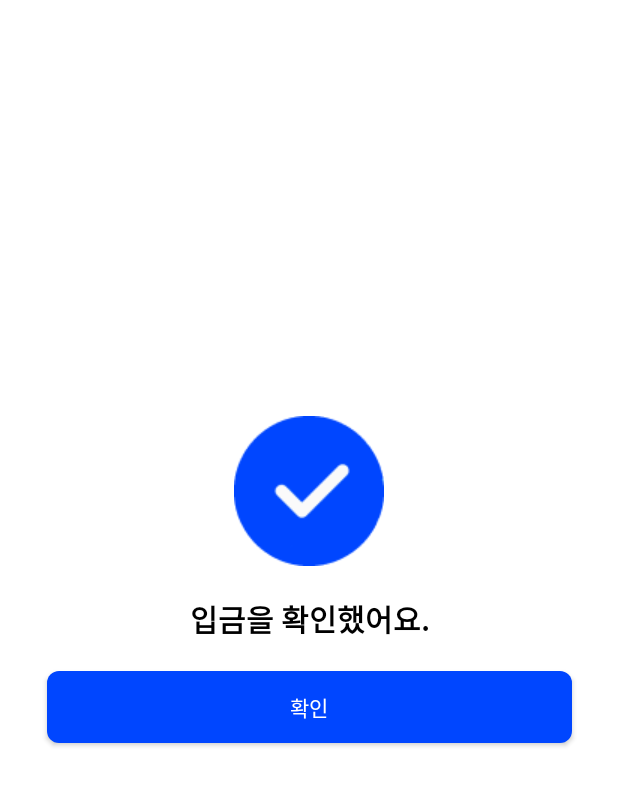
After one commit to shinhan-hackathon-TweiOne/.docs, an Android app built with Jetpack Compose: the ConfirmActivity screen opened directly, with no data from a screen before it, on a phone screen of 412 x 824 dp. The commit adds this screen. Shown: the top 786 px of the screen. Run offline under Robolectric (Android 15) with nearby library versions, the light colour scheme and no system bars.

Commit message:
feat: 확인 페이지 추가
확인 페이지 추가

버튼 기능 추가로 홈, 송금, 받기에서 자유롭게 이동 가능

```diff
--- a/app/src/main/AndroidManifest.xml
+++ b/app/src/main/AndroidManifest.xml
@@ -41,6 +41,10 @@
             android:name=".activity.SendingActivity"
             android:exported="false">
         </activity>
+        <activity
+            android:name=".activity.ConfirmActivity"
+            android:exported="false">
+        </activity>
     </application>
 
 </manifest>
--- /dev/null
+++ b/app/src/main/java/com/example/shinhantime/activity/ConfirmActivity.kt
@@ -0,0 +1,74 @@
+package com.example.shinhantime.activity
+
+import android.content.Intent
+import android.os.Bundle
+import android.text.Editable
+import android.text.TextWatcher
+import android.view.View
+import android.widget.Button
+import android.widget.TextView
+import androidx.appcompat.app.AppCompatActivity
+import com.example.shinhantime.R
+import com.example.shinhantime.fragment.PasswordFragment
+import com.example.shinhantime.fragment.SendingInputInformationFragment
+import kotlinx.coroutines.CoroutineScope
+import kotlinx.coroutines.Dispatchers
+import kotlinx.coroutines.Job
+import kotlinx.coroutines.delay
+import kotlinx.coroutines.launch
+
+class ConfirmActivity : AppCompatActivity() {
+
+    // 페이지가 이미 전환되었는지 확인하는 플래그
+    private var isNavigated = false
+
+    // 코루틴의 작업을 관리하는 Job 객체
+    private var navigationJob: Job? = null
+
+    override fun onCreate(savedInstanceState: Bundle?) {
+        super.onCreate(savedInstanceState)
+        setContentView(R.layout.activity_confirm)
+
+        // intent로 전달받은 돌아갈 페이지 이름, 프래그먼트 이름, 타입
+        val pageName = intent.getStringExtra("pageName")
+        val fragmentName = intent.getStringExtra("fragmentName")
+        val loadType = intent.getStringExtra("loadType")
+
+        if (pageName != null) {
+            setNextPage(pageName, fragmentName ?: "", loadType ?: "")
+        }
+    }
+
+    private fun setNextPage(name: String, fragment: String, type: String) {
+        // 클래스명을 문자열로 받아 Class로 변환
+        val className = Class.forName("com.example.shinhantime.activity.$name")
+
+        // 3초 뒤 페이지로 돌아가기
+        navigationJob = CoroutineScope(Dispatchers.Main).launch {
+            delay(3000L)
+            if (!isNavigated) { // 페이지가 아직 전환되지 않은 경우만 실행
+                navigateToPage(className, fragment, type)
+            }
+        }
+
+        val confirmButton = findViewById<Button>(R.id.button_confirm)
+        // 확인 버튼 클릭시 페이지로 돌아가기
+        confirmButton.setOnClickListener {
+            if (!isNavigated) { // 중복 실행 방지
+                navigateToPage(className, fragment, type)
+                navigationJob?.cancel() // 코루틴 취소
+            }
+        }
+    }
+
+    private fun navigateToPage(className: Class<*>, fragment: String, type: String) {
+        if (isNavigated) return // 이미 전환된 경우 실행하지 않음
+        isNavigated = true // 페이지가 전환되었음을 기록
+        val intent = Intent(this@ConfirmActivity, className).apply {
+            putExtra("fragmentName", fragment)
+            putExtra("loadType", type)
+        }
+        startActivity(intent)
+        finish()
+    }
+}
--- a/app/src/main/java/com/example/shinhantime/activity/FindingActivity.kt
+++ b/app/src/main/java/com/example/shinhantime/activity/FindingActivity.kt
@@ -1,7 +1,9 @@
 package com.example.shinhantime.activity
 
+import android.content.Intent
 import android.os.Bundle
 import android.view.View
+import android.widget.Button
 import androidx.appcompat.app.AppCompatActivity
 import androidx.core.view.WindowInsetsCompat
 import androidx.core.view.updatePadding
@@ -14,6 +16,10 @@ class FindingActivity : AppCompatActivity() {
     override fun onCreate(savedInstanceState: Bundle?) {
         super.onCreate(savedInstanceState)
         setContentView(R.layout.activity_finding)
+
+        findViewById<Button>(R.id.button_home).setOnClickListener{
+            startActivity(Intent(this, MainActivity::class.java))
+        }
 
         // 메인 기본 => 내 주변 찾기로 설정
         supportFragmentManager.beginTransaction()
--- a/app/src/main/java/com/example/shinhantime/activity/LoadingActivity.kt
+++ b/app/src/main/java/com/example/shinhantime/activity/LoadingActivity.kt
@@ -17,7 +17,10 @@ class LoadingActivity : AppCompatActivity() {
         setContentView(R.layout.activity_loading)
 
         // intent pageName으로 받아온게 sendwitch인기 구분
-        val fragmentName = intent.getStringExtra("pageName")
+        val fragmentName = intent.getStringExtra("fragmentName")
+
+        println(fragmentName)
+        println(intent.getStringExtra("loadType"))
 
         // sendwitch 로딩 페이지 요청이라면
         if (fragmentName == "SendWitch")
--- a/app/src/main/java/com/example/shinhantime/activity/LoginActivity.kt
+++ b/app/src/main/java/com/example/shinhantime/activity/LoginActivity.kt
@@ -41,6 +41,7 @@ class LoginActivity : AppCompatActivity() {
     fun onAuthenticated() {
         // 인증 성공 시, 다음 mainactivity 페이지로 이동
         startActivity(Intent(this, MainActivity::class.java))
+        finish()
     }
 
     // 지문 인식을 취소하면 비밀번호로만 인증되게 변환
--- a/app/src/main/java/com/example/shinhantime/activity/SendingActivity.kt
+++ b/app/src/main/java/com/example/shinhantime/activity/SendingActivity.kt
@@ -1,5 +1,6 @@
 package com.example.shinhantime.activity
 
+import android.content.Intent
 import android.os.Bundle
 import android.text.Editable
 import android.text.TextWatcher
@@ -21,6 +22,10 @@ class SendingActivity : AppCompatActivity() {
         val userName = intent.getStringExtra("userName")
         val userImageRes = intent.getIntExtra("userImage", -1)
 
+        findViewById<Button>(R.id.button_home).setOnClickListener{
+            startActivity(Intent(this, MainActivity::class.java))
+        }
+
         // 전달받은 정보를 fragment로 다시 전달
         val fragment = SendingInputInformationFragment().apply {
             arguments = Bundle().apply {
--- a/app/src/main/java/com/example/shinhantime/fragment/MainAccountExistFragment.kt
+++ b/app/src/main/java/com/example/shinhantime/fragment/MainAccountExistFragment.kt
@@ -38,7 +38,8 @@ class MainAccountExistFragment : Fragment() {
             // receive는 바로 loading페이지로 전환
             // 이 때 loading페이지는 sendwitch 로딩페이지이며 type은 recevie임을 명시
             val intent = Intent(requireContext(), LoadingActivity::class.java)
-            intent.putExtra("pageName", "SendWitch")
+            intent.putExtra("pageName", "LoadingActivity")
+            intent.putExtra("fragmentName", "SendWitch")
             intent.putExtra("loadType", "receive")
             startActivity(intent)
         }
--- a/app/src/main/java/com/example/shinhantime/fragment/SendingInputInformationFragment.kt
+++ b/app/src/main/java/com/example/shinhantime/fragment/SendingInputInformationFragment.kt
@@ -67,7 +67,8 @@ class SendingInputInformationFragment : Fragment() {
     private fun onNextButtonClicked() {
         // 로딩페이지, sendwitch, send 타입으로 ㄱㄱ
         val intent = Intent(requireContext(), LoadingActivity::class.java)
-        intent.putExtra("pageName", "SendWitch")
+        intent.putExtra("pageName", "LoadingActivity")
+        intent.putExtra("fragmentName", "SendWitch")
         intent.putExtra("loadType", "send")
         startActivity(intent)
     }
--- /dev/null
+++ b/app/src/main/res/layout/activity_confirm.xml
@@ -0,0 +1,43 @@
+<?xml version="1.0" encoding="utf-8"?>
+<androidx.constraintlayout.widget.ConstraintLayout xmlns:android="http://schemas.android.com/apk/res/android"
+    xmlns:app="http://schemas.android.com/apk/res-auto"
+    xmlns:tools="http://schemas.android.com/tools"
+    android:layout_width="match_parent"
+    android:layout_height="match_parent"
+    android:background="@color/white">
+
+
+    <ImageView
+        android:id="@+id/image_check"
+        android:layout_width="wrap_content"
+        android:layout_height="wrap_content"
+        android:layout_marginBottom="20dp"
+        app:layout_constraintBottom_toTopOf="@+id/text_message"
+        app:layout_constraintEnd_toEndOf="parent"
+        app:layout_constraintStart_toStartOf="parent"
+        app:srcCompat="@drawable/check" />
+
+    <TextView
+        android:id="@+id/text_message"
+        android:layout_width="wrap_content"
+        android:layout_height="wrap_content"
+        android:text="입금을 확인했어요."
+        android:textColor="@color/black"
+        android:textSize="20dp"
+        android:textStyle="bold"
+        app:layout_constraintBottom_toBottomOf="parent"
+        app:layout_constraintEnd_toEndOf="parent"
+        app:layout_constraintStart_toStartOf="parent"
+        app:layout_constraintTop_toTopOf="parent" />
+
+    <Button
+        android:id="@+id/button_confirm"
+        android:layout_width="350dp"
+        android:layout_height="wrap_content"
+        android:layout_marginTop="20dp"
+        android:background="@drawable/small_rounded_blue_button"
+        android:text="확인"
+        app:layout_constraintEnd_toEndOf="parent"
+        app:layout_constraintStart_toStartOf="parent"
+        app:layout_constraintTop_toBottomOf="@+id/text_message" />
+</androidx.constraintlayout.widget.ConstraintLayout>
--- a/app/src/main/res/layout/activity_finding.xml
+++ b/app/src/main/res/layout/activity_finding.xml
@@ -21,12 +21,12 @@
         app:srcCompat="@drawable/shinhan_logo" />
 
     <Button
-        android:id="@+id/button_backward"
+        android:id="@+id/button_home"
         android:layout_width="wrap_content"
         android:layout_height="wrap_content"
         android:layout_marginTop="20dp"
         android:background="@android:color/transparent"
-        android:text="back"
+        android:text="Home"
         android:textColor="@color/black"
         android:textSize="30dp"
         app:layout_constraintEnd_toStartOf="@+id/text_sending"
--- a/app/src/main/res/layout/activity_sending.xml
+++ b/app/src/main/res/layout/activity_sending.xml
@@ -9,12 +9,12 @@
     android:fitsSystemWindows="true">
 
     <Button
-        android:id="@+id/button_backward"
+        android:id="@+id/button_home"
         android:layout_width="wrap_content"
         android:layout_height="wrap_content"
         android:layout_marginTop="20dp"
         android:background="@android:color/transparent"
-        android:text="back"
+        android:text="Home"
         android:textColor="@color/black"
         android:textSize="30dp"
         app:layout_constraintEnd_toStartOf="@+id/text_sending"
```
Also changed, not shown: app/src/main/java/com/example/shinhantime/fragment/LoadingSendWitchFragment.kt (+69 -22 lines), app/src/main/res/layout/fragment_loading_sendwitch.xml (+13 -0 lines), app/src/main/res/layout/fragment_sending_confirm.xml (deleted, +0 -118 lines), app/src/main/res/drawable/check.png (added).
